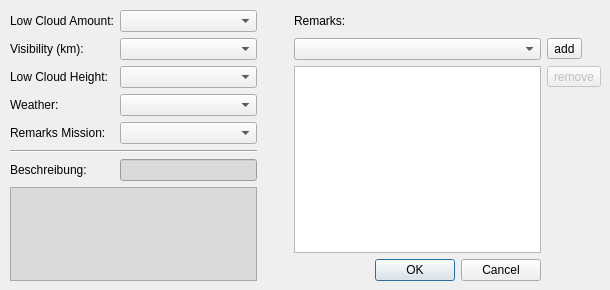
Before: the Qt Designer form APIS/forms/apis_weather_form.ui in APIS-Luftbildarchiv/APIS, drawn with Qt 5.
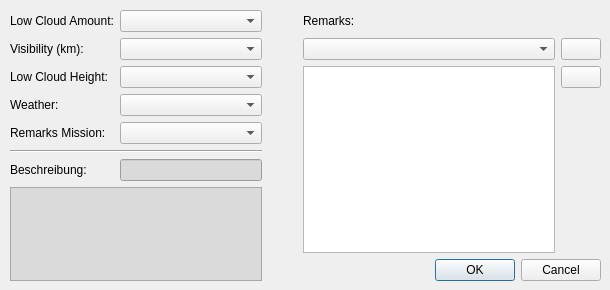
After: the same form once the commit is applied. Icons and pictures are not drawn.

Patch:
```diff
--- a/APIS/forms/apis_weather_form.ui
+++ b/APIS/forms/apis_weather_form.ui
@@ -98,34 +98,9 @@
       </property>
      </widget>
     </item>
-    <item row="2" column="4">
-     <widget class="QToolButton" name="uiRemoveRemarkTBtn">
-      <property name="enabled">
-       <bool>false</bool>
-      </property>
-      <property name="text">
-       <string>remove</string>
-      </property>
-      <property name="icon">
-       <iconset resource="resource.qrc">
-        <normaloff>:/plugins/APIS/icons/remove.png</normaloff>:/plugins/APIS/icons/remove.png</iconset>
-      </property>
-     </widget>
-    </item>
     <item row="1" column="3">
      <widget class="QComboBox" name="uiRemarksCombo"/>
     </item>
-    <item row="1" column="4">
-     <widget class="QToolButton" name="uiAddRemarkTBtn">
-      <property name="text">
-       <string>add</string>
-      </property>
-      <property name="icon">
-       <iconset resource="resource.qrc">
-        <normaloff>:/plugins/APIS/icons/add.png</normaloff>:/plugins/APIS/icons/add.png</iconset>
-      </property>
-     </widget>
-    </item>
     <item row="6" column="1">
      <widget class="QLineEdit" name="uiCodeEdit">
       <property name="styleSheet">
@@ -163,16 +138,6 @@
       </property>
      </spacer>
     </item>
-    <item row="8" column="3">
-     <widget class="QDialogButtonBox" name="uiButtonBox">
-      <property name="orientation">
-       <enum>Qt::Horizontal</enum>
-      </property>
-      <property name="standardButtons">
-       <set>QDialogButtonBox::Cancel|QDialogButtonBox::Ok</set>
-      </property>
-     </widget>
-    </item>
     <item row="7" column="0" rowspan="2" colspan="2">
      <widget class="QPlainTextEdit" name="uiDescriptionPTxt">
       <property name="styleSheet">
@@ -193,6 +158,38 @@
       </property>
      </widget>
     </item>
+    <item row="8" column="3" colspan="2">
+     <widget class="QDialogButtonBox" name="uiButtonBox">
+      <property name="orientation">
+       <enum>Qt::Horizontal</enum>
+      </property>
+      <property name="standardButtons">
+       <set>QDialogButtonBox::Cancel|QDialogButtonBox::Ok</set>
+      </property>
+     </widget>
+    </item>
+    <item row="1" column="4">
+     <widget class="QPushButton" name="uiAddRemarkBtn">
+      <property name="text">
+       <string/>
+      </property>
+      <property name="icon">
+       <iconset resource="resource.qrc">
+        <normaloff>:/plugins/APIS/icons/add.png</normaloff>:/plugins/APIS/icons/add.png</iconset>
+      </property>
+     </widget>
+    </item>
+    <item row="2" column="4">
+     <widget class="QPushButton" name="uiRemoveRemarkBtn">
+      <property name="text">
+       <string/>
+      </property>
+      <property name="icon">
+       <iconset resource="resource.qrc">
+        <normaloff>:/plugins/APIS/icons/remove.png</normaloff>:/plugins/APIS/icons/remove.png</iconset>
+      </property>
+     </widget>
+    </item>
    </layout>
   </widget>
  </widget>
```
